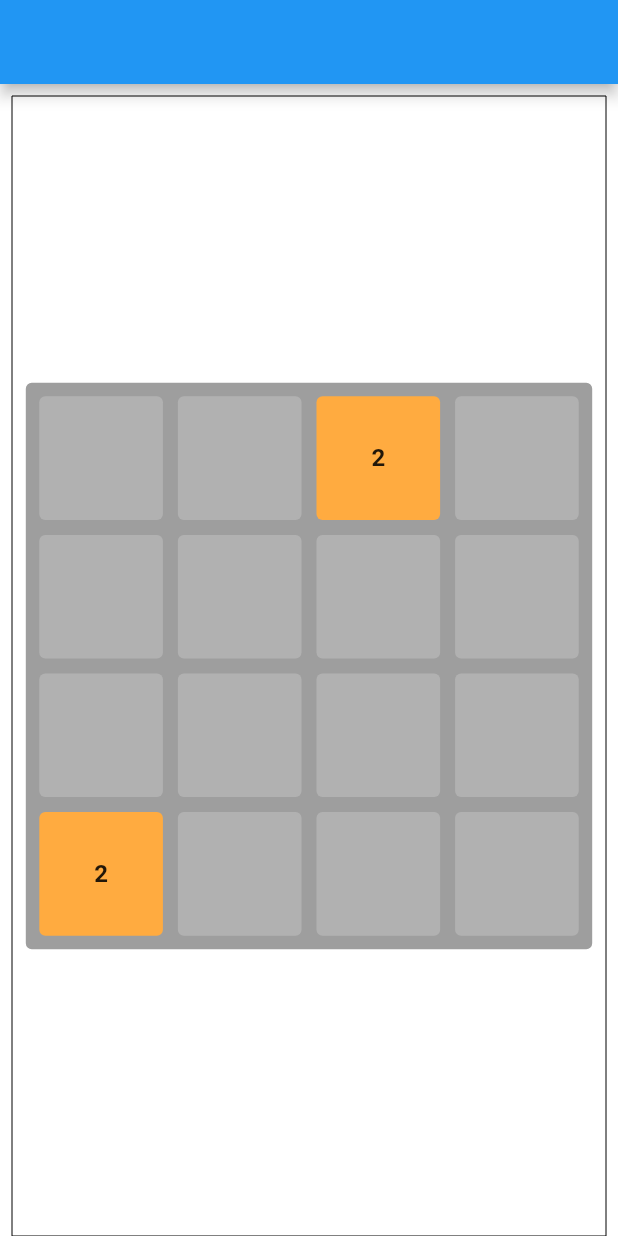
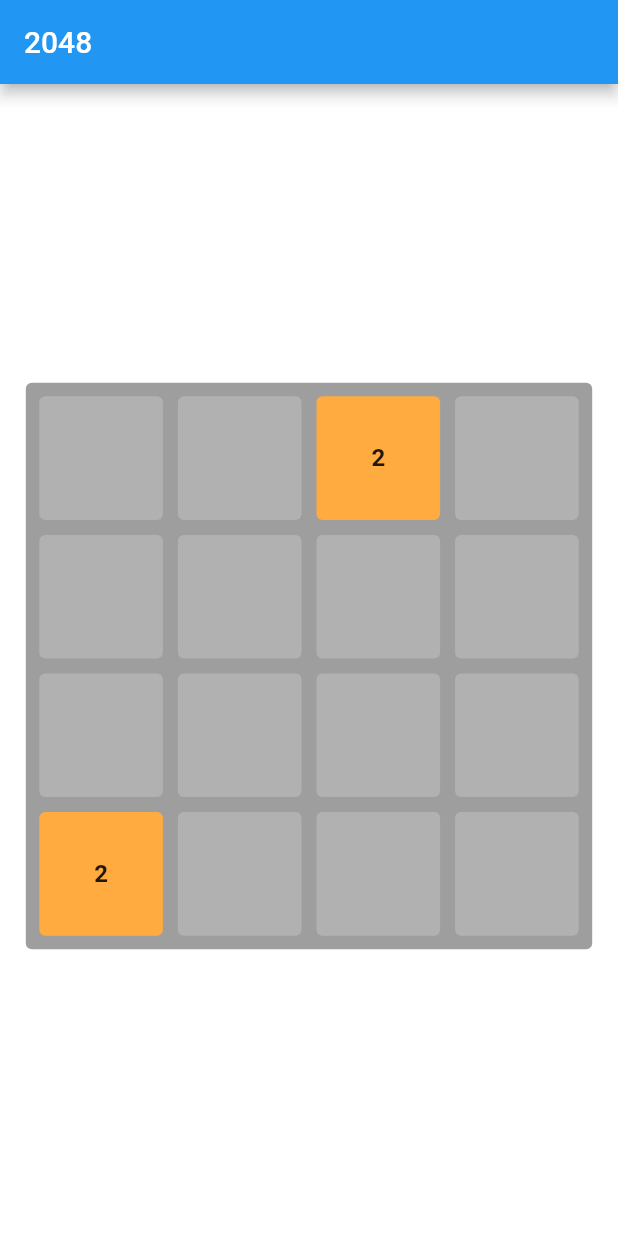
Before and after one commit to badubizzle/flutter2048, a Flutter app: the screen it shows after launch, on a phone screen of 412 x 824 dp. Run offline on Flutter 3.47's test engine with Material 2 defaults, Android fonts, the phone set to English and light mode, and no system bars; missing offline and left inert: swipedetector.

Commit message:
Game Over! and UI updates

```diff
--- a/lib/game.dart
+++ b/lib/game.dart
@@ -63,6 +63,8 @@ class Game {
   int columns = 4;
   int totalMoves = 0;
 
+  bool _isOver = false;
+
   factory Game.withRowsAndColumns({int rows, int columns}) {
 //    var board = List.generate(rows * columns, (i) {
 //      return GameCell(i);
@@ -104,11 +106,8 @@ class Game {
         return c.toString();
       }).join("|");
     }).toList();
-    //List.generate(this.rows, (i) {
-    //  return "|${rows.getRange(i, i * this.rows).toList().join("|")}|";
-    //});
 
-    return parts.join("\n");
+    return parts.join("\n\nOver: ${_isOver}");
   }
 
   void move(MoveDirection direction) {
@@ -126,6 +125,127 @@ class Game {
         moveRight();
         break;
     }
+  }
+
+  bool get isGameOver => _isOver;
+
+  bool _checkGameOver() {
+    /*
+    0   1   2   3
+    4   5   6   7
+    8   9  10  11
+    12  13 14  15
+     */
+
+    bool isOver = true;
+
+    List<List<GameCell>> colItems = [];
+
+    List<List<GameCell>> rowItems = [];
+
+    for (var i = 0; i < this.board.length; i++) {
+      //check empty space
+      if (this.board[i].value == null) {
+        isOver = false;
+        print("Found null");
+        break;
+      }
+
+      //check column
+      var colIndex = i % this.columns;
+
+      if (colItems.length - 1 < colIndex) {
+        colItems.add([]);
+      }
+
+      if (colItems[colIndex] == null) {
+        colItems[colIndex] = [];
+      }
+
+      GameCell prevCol =
+          (colItems[colIndex].length > 0) ? colItems[colIndex].last : null;
+
+      if (prevCol != null && prevCol.value == this.board[i].value) {
+        isOver = false;
+
+        print("Col: ${prevCol} ${board[i]}");
+        break;
+      }
+
+      colItems[colIndex].add(this.board[i]);
+
+      //check row
+      var rowIndex = (i / this.rows).floor();
+      if (rowItems.length - 1 < rowIndex) {
+        rowItems.add([]);
+      }
+      if (rowItems[rowIndex] == null) {
+        rowItems[rowIndex] = [];
+      }
+      GameCell prevRow =
+          (rowItems[rowIndex].length > 0) ? rowItems[rowIndex].last : null;
+
+      if (prevRow != null && prevRow.value == this.board[i].value) {
+        isOver = false;
+
+        print("Row: ${prevRow} ${board[i]}");
+        break;
+      }
+
+      rowItems[rowIndex].add(this.board[i]);
+    }
+
+//    for (var i = 0; i < this.board.length; i++) {
+//      if (this.board[i].value == null) {
+//        isOver = false;
+//        break;
+//      }
+//
+//      int rowIndex = (i / this.rows).floor();
+//      int columnIndex = i % this.columns;
+//
+//      var currentItem = this.board[i];
+//
+//      try {
+//        var nextRow = this.board[rowIndex + i + 1];
+//        if (currentItem.value == nextRow.value) {
+//          isOver = false;
+//          break;
+//        }
+//      } catch (_) {}
+//
+//      try {
+//        var nextCol = this.board[columnIndex + this.columns];
+//        if (currentItem.value == nextCol.value) {
+//          isOver = false;
+//          break;
+//        }
+//      } catch (_) {}
+//
+//      /*
+//      if (items.length - 1 < colIndex) {
+//        items.add([]);
+//      }
+//      if (items[colIndex] == null) {
+//        items[colIndex] = [];
+//      }
+//      items[colIndex].add(this.board[i]);
+//
+//      if (items.length - 1 < rowIndex) {
+//        items.add([]);
+//      }
+//      if (items[rowIndex] == null) {
+//        items[rowIndex] = [];
+//      }
+//      items[rowIndex].add(this.board[i]);
+//      */
+//
+//    }
+
+    _isOver = isOver;
+
+    print("Is Over: ${_isOver}");
+    return _isOver;
   }
 
   void moveDown() {
@@ -269,8 +389,8 @@ class Game {
         GameCell nextItem;
         try {
           nextItem = row[i + 1];
-        } catch (e) {
-          print(e);
+        } catch (_) {
+          //print(e);
         }
 
         if (nextItem == null) {
@@ -350,6 +470,7 @@ class Game {
     }).toList();
 
     if (emptySlots.length == 0) {
+      _checkGameOver();
       return;
     }
 
@@ -362,6 +483,7 @@ class Game {
     //emptySlots.removeAt(index);
 
     if (emptySlots.length == 1) {
+      _checkGameOver();
       return;
     }
     emptySlots = emptySlots.where((cc) {
@@ -373,5 +495,7 @@ class Game {
     c = emptySlots[index];
 
     this.board[c.index] = c.copyWithValue(2);
+
+    _checkGameOver();
   }
 }
--- a/lib/main.dart
+++ b/lib/main.dart
@@ -16,7 +16,7 @@ class MyApp extends StatelessWidget {
         scaffoldBackgroundColor: Colors.white,
         primarySwatch: Colors.blue,
       ),
-      home: new MyHomePage(title: ''),
+      home: new MyHomePage(title: '2048'),
     );
   }
 }
@@ -45,11 +45,14 @@ class _MyHomePageState extends State<MyHomePage> {
 
   List<Widget> gameBoard = [];
 
+  String title;
+
   @override
   void initState() {
     super.initState();
     game = Game.withRowsAndColumns(rows: 4, columns: 4);
 
+    title = widget.title;
 //    var width = MediaQuery.of(context).size.width / 5.0;
 //
 //    gameBoard = game.board.map((c) {
@@ -77,7 +80,18 @@ class _MyHomePageState extends State<MyHomePage> {
   Widget build(BuildContext context) {
     return new Scaffold(
         appBar: new AppBar(
-          title: new Text(widget.title),
+          title: Text(title),
+//          leading: IconButton(
+//            onPressed: () {},
+//            icon: Icon(Icons.undo),
+//          ),
+//          actions: <Widget>[
+//            new FlatButton(
+//                onPressed: () {
+//                  resetGame();
+//                },
+//                child: Text("Reset"))
+//          ],
         ),
         body: _buildGameBoard());
   }
@@ -121,6 +135,33 @@ class _MyHomePageState extends State<MyHomePage> {
   Widget _buildGameBoard() {
     print(this.game);
 
+    var h = (MediaQuery.of(context).size.width);
+    if (game.isGameOver) {
+      return Scaffold(
+          body: Padding(
+        padding: const EdgeInsets.only(top: 25.0, left: 8.0, right: 8.0),
+        child: Container(
+            height: h,
+            child: Center(
+              child: new Column(
+                children: <Widget>[
+                  new Text(
+                    "Game Over!",
+                    style: TextStyle(fontSize: 30.0),
+                  ),
+                  new SizedBox(
+                    height: 10.0,
+                  ),
+                  new FlatButton(
+                      onPressed: () {
+                        resetGame();
+                      },
+                      child: Text("Reset Game"))
+                ],
+              ),
+            )),
+      ));
+    }
     var width = (MediaQuery.of(context).size.width / 5.0) / (game.columns / 4);
     var items = game.board.map((c) {
       return new Padding(
@@ -132,7 +173,6 @@ class _MyHomePageState extends State<MyHomePage> {
           duration: Duration(milliseconds: 300),
           width: width,
           height: width,
-          //color: _getColor(c),
           child: Text(
             "${c.value ?? ""}",
             style: TextStyle(fontSize: 16.0, fontWeight: FontWeight.bold),
@@ -141,10 +181,6 @@ class _MyHomePageState extends State<MyHomePage> {
         ),
       );
     }).toList();
-
-//    for(int i =0;i<game.board.length; i++){
-//      _updateBoard(gameBoard[i], game.board[i]);
-//    }
 
     double verticalSwipeMaxWidthThreshold = 50.0;
     double verticalSwipeMinDisplacement = 50.0;
@@ -231,10 +267,7 @@ class _MyHomePageState extends State<MyHomePage> {
     return Scaffold(
         body: Padding(
       padding: const EdgeInsets.only(top: 8.0, left: 8.0, right: 8.0),
-      child: Container(
-          decoration: BoxDecoration(
-              border: Border.all(width: 0.0), color: Colors.white),
-          child: grd),
+      child: Container(child: grd),
     ));
   }
 
@@ -244,6 +277,7 @@ class _MyHomePageState extends State<MyHomePage> {
       g.moveUp();
       game = g;
     });
+    checkGameOver();
   }
 
   void regenerateGame() {
@@ -262,6 +296,16 @@ class _MyHomePageState extends State<MyHomePage> {
       g.moveLeft();
       game = g;
     });
+
+    checkGameOver();
+  }
+
+  void checkGameOver() {
+    if (game.isGameOver) {
+      setState(() {
+        title = "Game Over";
+      });
+    }
   }
 
   void moveRight() {
@@ -270,6 +314,7 @@ class _MyHomePageState extends State<MyHomePage> {
       g.moveRight();
       game = g;
     });
+    checkGameOver();
   }
 
   void moveDown() {
@@ -278,7 +323,15 @@ class _MyHomePageState extends State<MyHomePage> {
       g.moveDown();
       game = g;
     });
+    checkGameOver();
   }
 
   void _updateBoard(Widget widget, GameCell cell) {}
+
+  void resetGame() {
+    setState(() {
+      var g = Game.withRowsAndColumns(rows: game.rows, columns: game.columns);
+      game = g;
+    });
+  }
 }
```
